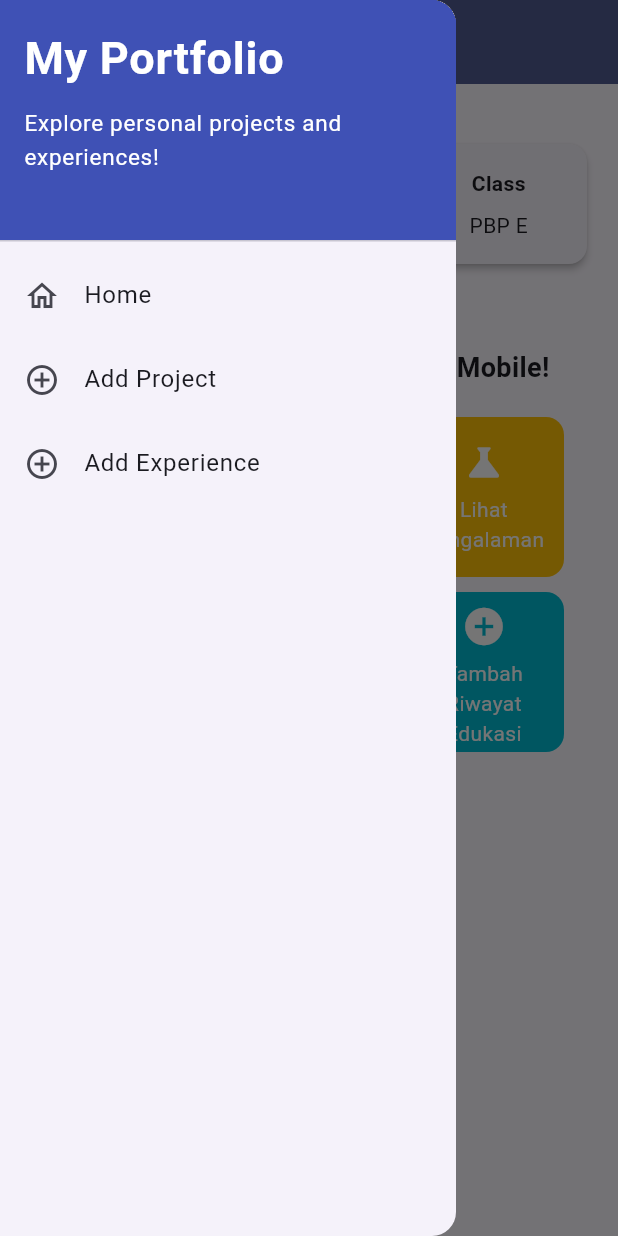
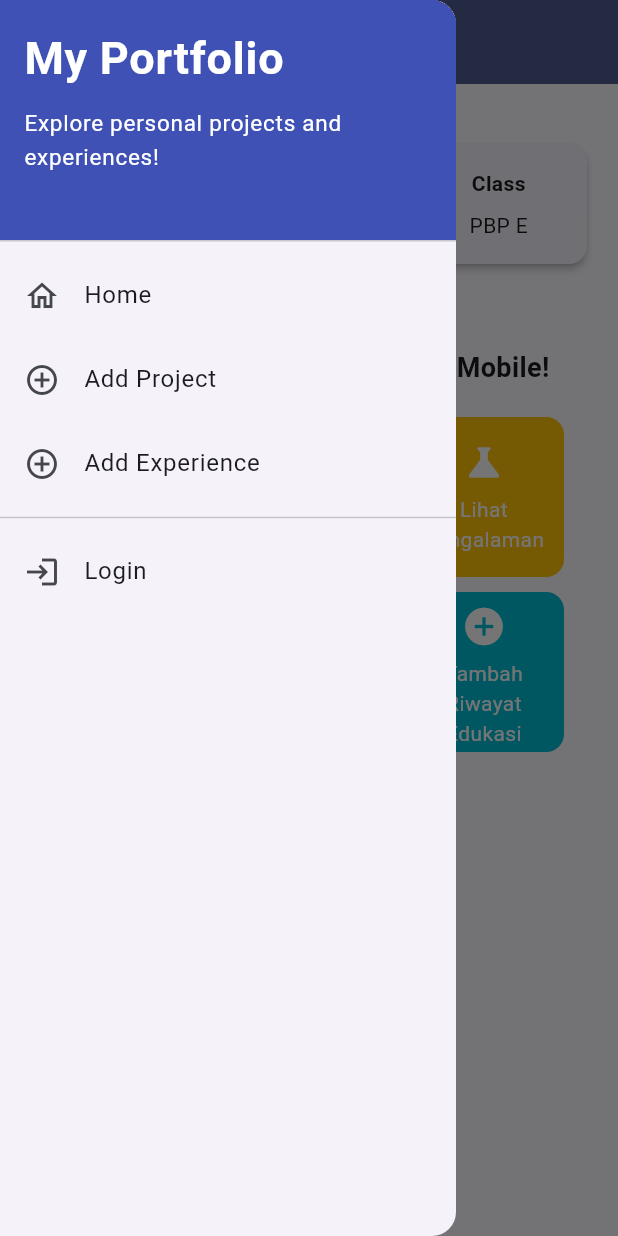
Before and after one commit to parsyarifqi/myportofolio_mobile, a Flutter app: the screen it shows after launch, with the side drawer open, on a phone screen of 412 x 824 dp. Run offline on Flutter 3.47's test engine with Material 3 defaults, Android fonts, the phone set to English and light mode, and no system bars; generated files the repository leaves out were written again.

Commit message:
feat: Melindungi Aksi di LeftDrawer, InfoCard, dan ProjectFormScreen

```diff
--- a/lib/widgets/left_drawer.dart
+++ b/lib/widgets/left_drawer.dart
@@ -1,13 +1,19 @@
 import 'package:flutter/material.dart';
 import 'package:myportofolio_mobile/screens/experience_form.dart';
+import 'package:myportofolio_mobile/screens/login_screen.dart';
 import 'package:myportofolio_mobile/screens/menu.dart';
 import 'package:myportofolio_mobile/screens/project_form.dart';
+import 'package:myportofolio_mobile/services/auth_state.dart';
+import 'package:myportofolio_mobile/widgets/auth_guard.dart';
+import 'package:provider/provider.dart';
 
 class LeftDrawer extends StatelessWidget {
   const LeftDrawer({super.key});
 
   @override
   Widget build(BuildContext context) {
+    final isLoggedIn = context.watch<AuthState>().isLoggedIn;
+
     return Drawer(
       child: ListView(
         children: [
@@ -55,7 +61,9 @@ class LeftDrawer extends StatelessWidget {
             leading: const Icon(Icons.add_circle_outline),
             title: const Text('Add Project'),
             // Navigasi ke halaman tambah proyek
-            onTap: () {
+            onTap: () async {
+              final ok = await ensureLoggedIn(context);
+              if (!ok || !context.mounted) return;
               Navigator.push(
                 context,
                 MaterialPageRoute(
@@ -78,6 +86,34 @@ class LeftDrawer extends StatelessWidget {
               );
             },
           ),
+
+          const Divider(),
+
+          if (!isLoggedIn)
+            ListTile(
+              leading: const Icon(Icons.login),
+              title: const Text('Login'),
+              onTap: () {
+                Navigator.push(
+                  context,
+                  MaterialPageRoute(builder: (_) => LoginScreen()),
+                );
+              },
+            )
+          else
+              ListTile(
+                leading: const Icon(Icons.logout),
+                title: const Text('Logout'),
+                onTap: () async {
+                  final navigator = Navigator.of(context);
+                  final messenger = ScaffoldMessenger.of(context);
+                  await context.read<AuthState>().logout();
+                  navigator.pop();
+                  messenger.showSnackBar(
+                    const SnackBar(content: Text('Logged out.')),
+                  );
+                },
+              ),
         ],
       ),
     );
```
